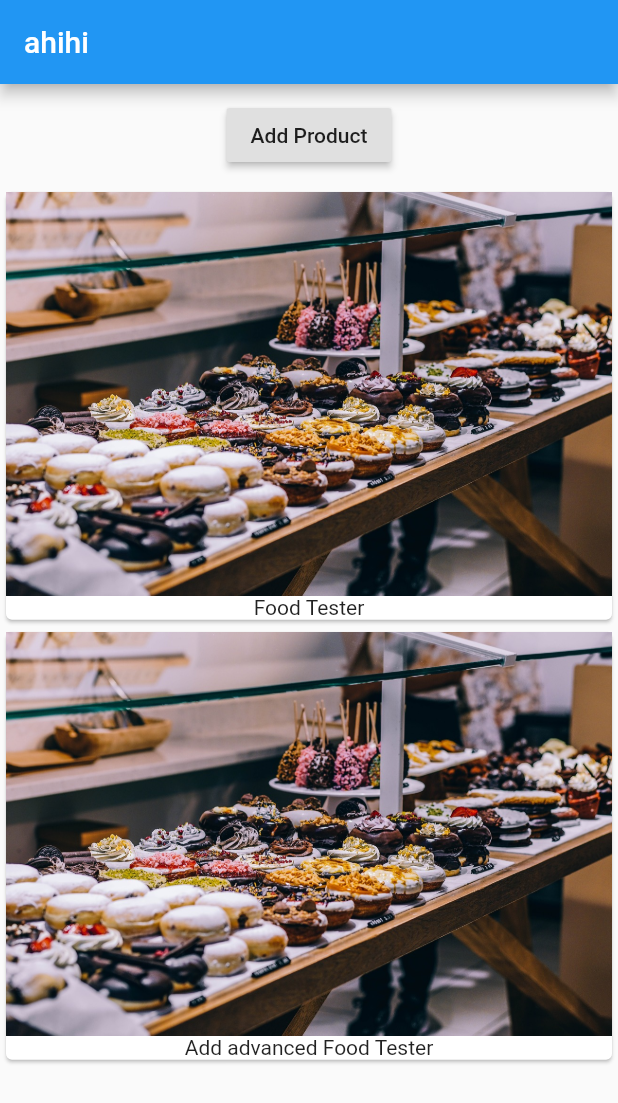
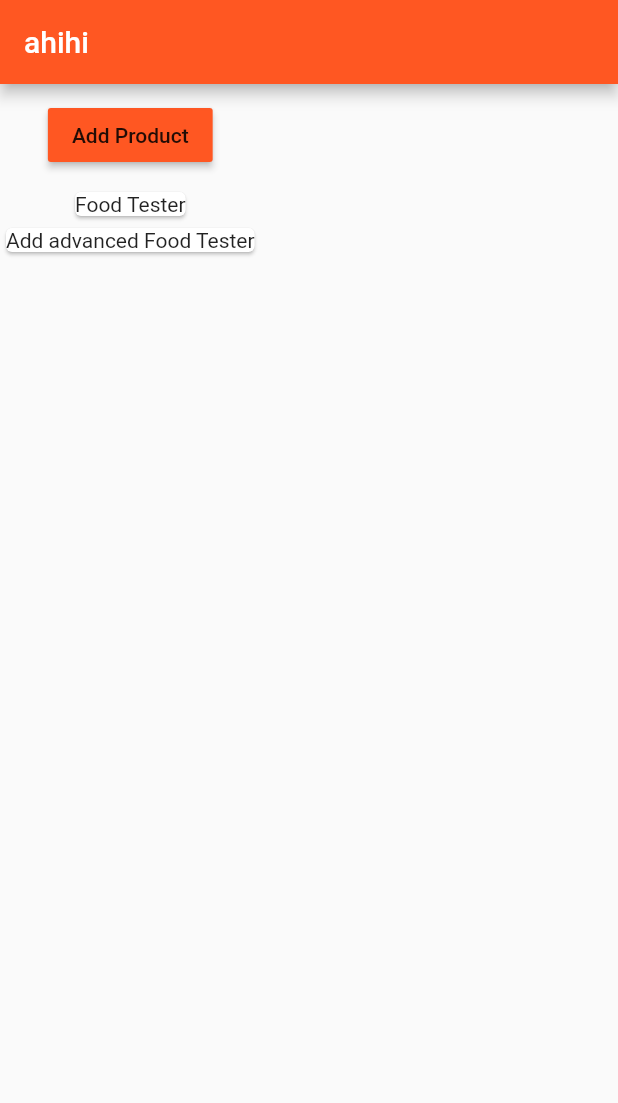
Before and after one commit to quydau35/flutter_course, a Flutter app: the screen it shows after launch, after a tap on "Add Product", on a phone screen of 412 x 824 dp. Shown: the top 1103 px of the screen. Run offline on Flutter 3.47's test engine with Material 2 defaults, Android fonts, the phone set to English and light mode, and no system bars.

Commit message:
wrap up chapter 2

```diff
--- a/lib/main.dart
+++ b/lib/main.dart
@@ -8,11 +8,16 @@ class MyApp extends StatelessWidget {
   @override
   Widget build(BuildContext context) {
     return MaterialApp(
+      theme: ThemeData(
+        brightness: Brightness.light,
+        primarySwatch: Colors.deepOrange,
+        accentColor: Colors.deepPurple,
+      ),
       home: Scaffold(
         appBar: AppBar(
           title: Text('ahihi'),
         ),
-        body: ProductManager(),
+        body: ProductManager(startingProduct: 'Food Tester'),
       ),
     );
   }
--- /dev/null
+++ b/lib/product_control.dart
@@ -0,0 +1,18 @@
+import 'package:flutter/material.dart';
+
+class ProductControl extends StatelessWidget {
+  final Function updateProducts;
+
+  ProductControl(this.updateProducts);
+
+  @override
+  Widget build(BuildContext context) {
+    return RaisedButton(
+            color: Theme.of(context).primaryColor,
+            onPressed: () {
+              updateProducts('Sweets');
+            },
+            child: Text('Add Product'),
+          );
+  }
+}
--- a/lib/product_manager.dart
+++ b/lib/product_manager.dart
@@ -1,30 +1,52 @@
 import 'package:flutter/material.dart';
+import 'package:flutter_course/product_control.dart';
 import './products.dart';
+import './product_control.dart';
 
 class ProductManager extends StatefulWidget {
   // ProductManager({Key key}) : super(key: key);
+  final String startingProduct;
+  ProductManager({this.startingProduct = 'Sweets Tester'});
   @override
-  _ProductManagerState createState() => _ProductManagerState();
+  _ProductManagerState createState() {
+    print('[ProDuctManager Widget] createState()');
+    return _ProductManagerState();
+  }
 }
 
 class _ProductManagerState extends State<ProductManager> {
-  List<String> _products = ['Food Tester'];
+  List<String> _products = [];
+
+  @override
+  void initState() {
+    // setState(() { // No need to add setState() because the build() widget hasn't run yet the 1st time
+    //  null;
+    // });
+    print('[ProDuctManager State] initState()');
+    _products.add(widget.startingProduct);
+    super.initState();
+  }
+
+  @override
+  void didUpdateWidget(ProductManager oldWidget) {
+    print('[ProductManager State] didUpdateWidget()');
+    super.didUpdateWidget(oldWidget);
+  }
+
+  void _updateProducts(String product) {
+    setState(() {
+      _products.add('Add advanced Food Tester');
+    });
+  }
 
   @override
   Widget build(BuildContext context) {
-    return  Column(
+    print('[ProDuctManager State] build()');
+    return Column(
       children: <Widget>[
         Container(
           margin: EdgeInsets.all(10.0),
-          child: RaisedButton(
-            onPressed: () {
-              setState(() {
-                _products.add('Add advanced Food Tester');
-                print(_products);
-              });
-            },
-            child: Text('Add Product'),
-          ),
+          child: ProductControl(_updateProducts),
         ),
         Products(_products)
       ],
--- a/lib/products.dart
+++ b/lib/products.dart
@@ -3,17 +3,20 @@ import 'package:flutter/material.dart';
 class Products extends StatelessWidget {
   final List<String> products;
 
-  Products(this.products);
+  Products(this.products) {
+    print('[Products Widget] Constructor');
+  }
 
   @override
   Widget build(BuildContext context) {
+    print('[Products Widget] build()');
     return Column(
       children: products
           .map(
             (element) => Card(
                   child: Column(
                     children: <Widget>[
-                      Image.asset('assets/food.jpg'),
+                      // Image.asset('assets/food.jpg'),
                       Text(element)
                     ],
                   ),
```
Also changed, not shown: 1 other file.
